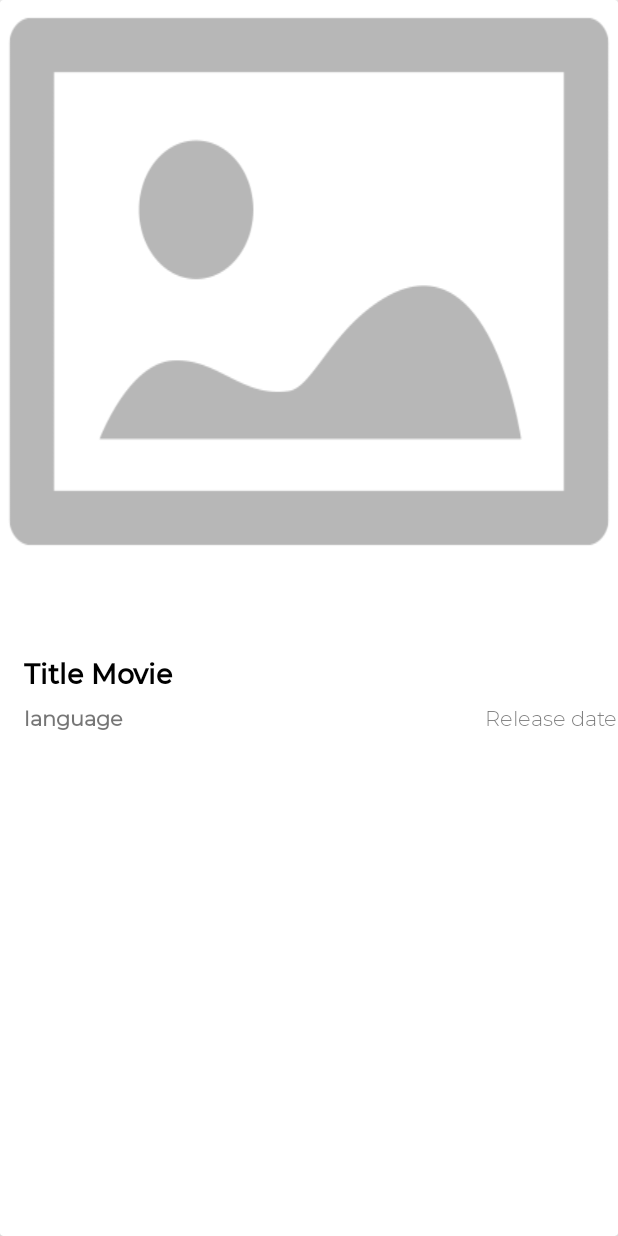
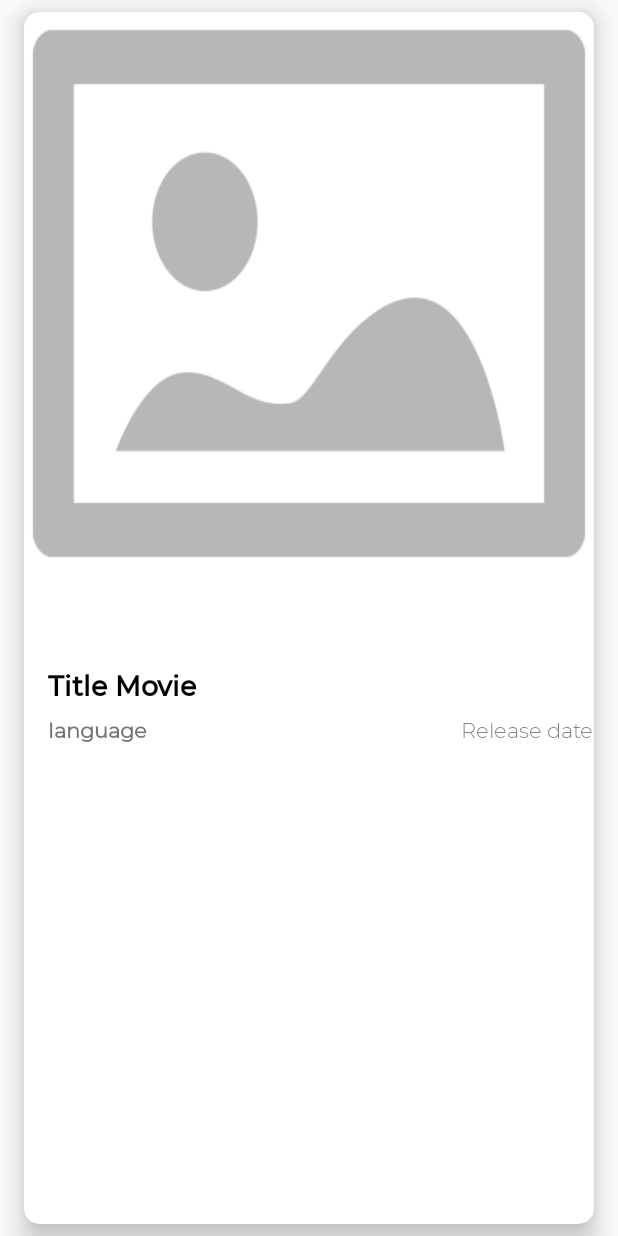
Before and after one commit to tutuswidiya/Movie, an Android app: the layout item_list_movie.xml on its own in the app's theme, with its tools: preview values and no code run, on a phone screen of 412 x 824 dp. Run offline under Robolectric (Android 15) with nearby library versions, the phone set to English and light mode, and no system bars.

```diff
--- a/app/src/main/AndroidManifest.xml
+++ b/app/src/main/AndroidManifest.xml
@@ -1,6 +1,7 @@
 <?xml version="1.0" encoding="utf-8"?>
 <manifest xmlns:android="http://schemas.android.com/apk/res/android"
     package="com.example.movie">
+    <uses-permission android:name="android.permission.INTERNET" />
 
     <application
         android:allowBackup="true"
--- a/app/src/main/res/layout/item_list_movie.xml
+++ b/app/src/main/res/layout/item_list_movie.xml
@@ -1,8 +1,15 @@
 <?xml version="1.0" encoding="utf-8"?>
 <androidx.cardview.widget.CardView xmlns:android="http://schemas.android.com/apk/res/android"
+    xmlns:app="http://schemas.android.com/apk/res-auto"
+    android:id="@+id/cv_movie"
     android:layout_width="match_parent"
     android:layout_height="match_parent"
-    android:orientation="vertical">
+    android:layout_marginStart="16dp"
+    android:layout_marginTop="8dp"
+    android:layout_marginEnd="16dp"
+    android:layout_marginBottom="8dp"
+    app:cardCornerRadius="10dp"
+    app:cardElevation="10dp">
 
     <RelativeLayout
         android:layout_width="match_parent"
@@ -37,9 +44,9 @@
             android:layout_height="wrap_content"
             android:layout_below="@+id/tv_original_title"
             android:layout_marginStart="16dp"
+            android:layout_marginLeft="16dp"
             android:layout_marginBottom="16dp"
-            android:orientation="horizontal"
-            android:layout_marginLeft="16dp">
+            android:orientation="horizontal">
 
             <TextView
                 android:id="@+id/tv_original_language"
```
Also changed, not shown: app/build.gradle (+7 -1 lines), app/src/main/java/com/example/movie/model/MovieResult.java (+7 -7 lines), app/src/main/java/com/example/movie/view/CustomOnItemClickCallback.java (added, +22 -0 lines), app/src/main/java/com/example/movie/viewmodel/MovieViewModel.java (added, +42 -0 lines), app/src/main/res/layout/activity_main.xml (+6 -3 lines).
